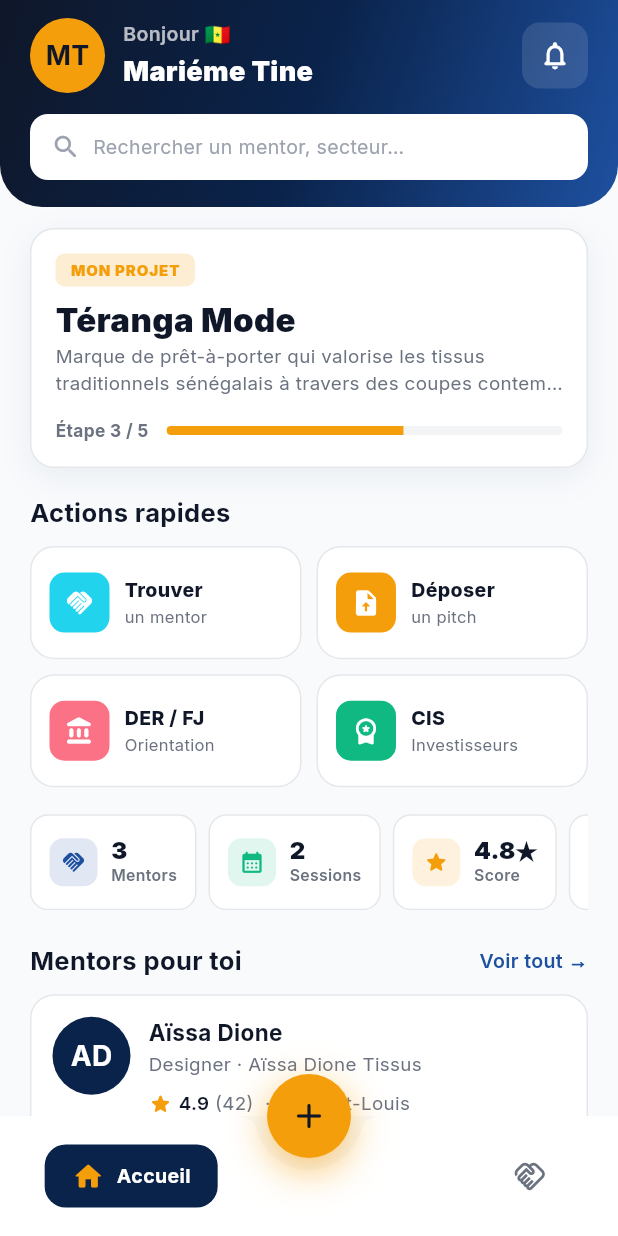
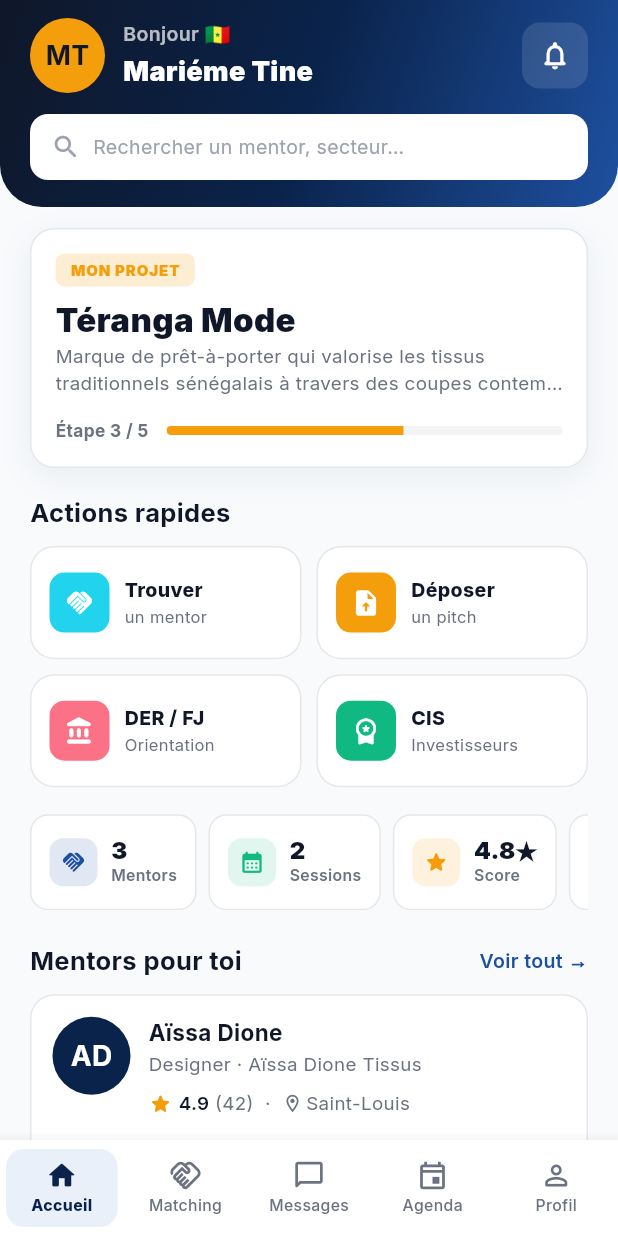
Before and after one commit to Souleymane-Sirima-Mbodj/Diapaler-Africa, a Flutter app: the RootShell screen opened directly, on a phone screen of 412 x 824 dp. Run offline on Flutter 3.47's test engine with Material 3 defaults, Android fonts, the phone set to English and light mode, and no system bars; our stand-ins replace firebase_auth, firebase_core, firebase_database, google_fonts; accounts and stored records are empty.

Commit message:
feat: bottom nav 5 onglets accueil/matching/messages/agenda/profil
Refait la navigation du bas pour matcher la maquette :
- 5 onglets repartis equitablement, icone + label, sans FAB central
- Selection : pill bleu clair derriere l'item actif
- Pages cablees : HomePage, MatchingPage, ProfilePage
- Messages et Agenda : pages placeholder "A venir" avec icone centree
- Suppression du FloatingActionButton "Deposer pitch", sera remis
  ailleurs quand le flow pitch sera reactive

```diff
--- a/lib/screens/coquille_principale.dart
+++ b/lib/screens/coquille_principale.dart
@@ -1,11 +1,10 @@
-// ignore_for_file: unused_import
 import 'package:flutter/material.dart';
 
 import '../theme/theme_app.dart';
 import '../widgets/barre_navigation.dart';
 import 'page_accueil.dart';
 import 'page_matching.dart';
-import 'page_pitch.dart';
+import 'page_profil.dart';
 
 class RootShell extends StatefulWidget {
   const RootShell({super.key});
@@ -20,18 +19,23 @@ class _RootShellState extends State<RootShell> {
   static const _pages = <Widget>[
     HomePage(),
     MatchingPage(),
+    _ComingSoonPage(
+      icon: Icons.chat_bubble_rounded,
+      title: 'Messages',
+      subtitle: 'Discute avec tes mentors et entrepreneurs.\nDisponible bientôt.',
+    ),
+    _ComingSoonPage(
+      icon: Icons.event_rounded,
+      title: 'Agenda',
+      subtitle: 'Retrouve toutes tes sessions planifiées.\nDisponible bientôt.',
+    ),
+    ProfilePage(),
   ];
-
-  void _openPitch() {
-    // TODO: réactiver — Navigator.push(PitchPage)
-  }
 
   @override
   Widget build(BuildContext context) {
     return Scaffold(
       body: IndexedStack(index: _index, children: _pages),
-      floatingActionButtonLocation: FloatingActionButtonLocation.centerDocked,
-      floatingActionButton: _PitchFab(onTap: _openPitch),
       bottomNavigationBar: DiapalerBottomNav(
         currentIndex: _index,
         onTap: (i) => setState(() => _index = i),
@@ -40,31 +44,78 @@ class _RootShellState extends State<RootShell> {
   }
 }
 
-class _PitchFab extends StatelessWidget {
-  final VoidCallback onTap;
-  const _PitchFab({required this.onTap});
+class _ComingSoonPage extends StatelessWidget {
+  final IconData icon;
+  final String title;
+  final String subtitle;
+
+  const _ComingSoonPage({
+    required this.icon,
+    required this.title,
+    required this.subtitle,
+  });
 
   @override
   Widget build(BuildContext context) {
-    return Container(
-      decoration: BoxDecoration(
-        shape: BoxShape.circle,
-        boxShadow: [
-          BoxShadow(
-            color: AppColors.amber.withValues(alpha: 0.6),
-            blurRadius: 22,
-            offset: const Offset(0, 8),
+    return Scaffold(
+      backgroundColor: AppColors.surface,
+      body: SafeArea(
+        child: Padding(
+          padding: const EdgeInsets.symmetric(horizontal: 32, vertical: 24),
+          child: Center(
+            child: Column(
+              mainAxisAlignment: MainAxisAlignment.center,
+              children: [
+                Container(
+                  width: 96,
+                  height: 96,
+                  decoration: const BoxDecoration(
+                    color: AppColors.blueTint,
+                    shape: BoxShape.circle,
+                  ),
+                  child: Icon(icon, color: AppColors.navy, size: 44),
+                ),
+                const SizedBox(height: 22),
+                Text(
+                  title,
+                  style: const TextStyle(
+                    fontSize: 24,
+                    fontWeight: FontWeight.w900,
+                    color: AppColors.navyDeep,
+                  ),
+                ),
+                const SizedBox(height: 10),
+                Text(
+                  subtitle,
+                  textAlign: TextAlign.center,
+                  style: const TextStyle(
+                    fontSize: 14,
+                    color: AppColors.muted,
+                    height: 1.5,
+                  ),
+                ),
+                const SizedBox(height: 18),
+                Container(
+                  padding: const EdgeInsets.symmetric(
+                      horizontal: 14, vertical: 6),
+                  decoration: BoxDecoration(
+                    color: AppColors.amberSoft,
+                    borderRadius: BorderRadius.circular(999),
+                  ),
+                  child: const Text(
+                    'À venir',
+                    style: TextStyle(
+                      fontSize: 11.5,
+                      fontWeight: FontWeight.w800,
+                      color: AppColors.amber,
+                      letterSpacing: 0.6,
+                    ),
+                  ),
+                ),
+              ],
+            ),
           ),
-        ],
-      ),
-      child: FloatingActionButton(
-        onPressed: onTap,
-        backgroundColor: AppColors.amber,
-        foregroundColor: AppColors.navyDeep,
-        elevation: 0,
-        shape: const CircleBorder(),
-        tooltip: 'Déposer un pitch',
-        child: const Icon(Icons.add_rounded, size: 28),
+        ),
       ),
     );
   }
--- a/lib/widgets/barre_navigation.dart
+++ b/lib/widgets/barre_navigation.dart
@@ -22,33 +22,44 @@ class DiapalerBottomNav extends StatelessWidget {
       active: Icons.handshake_rounded,
       label: 'Matching',
     ),
+    _NavItem(
+      icon: Icons.chat_bubble_outline_rounded,
+      active: Icons.chat_bubble_rounded,
+      label: 'Messages',
+    ),
+    _NavItem(
+      icon: Icons.event_outlined,
+      active: Icons.event_rounded,
+      label: 'Agenda',
+    ),
+    _NavItem(
+      icon: Icons.person_outline_rounded,
+      active: Icons.person_rounded,
+      label: 'Profil',
+    ),
   ];
 
   @override
   Widget build(BuildContext context) {
-    return BottomAppBar(
+    return Material(
       color: Colors.white,
       elevation: 8,
-      padding: EdgeInsets.zero,
-      shape: const CircularNotchedRectangle(),
-      notchMargin: 8,
+      child: SafeArea(
+        top: false,
         child: SizedBox(
-        height: 60,
+          height: 64,
           child: Row(
             mainAxisAlignment: MainAxisAlignment.spaceAround,
-          children: [
-            _NavButton(
-              item: _items[0],
-              selected: currentIndex == 0,
-              onTap: () => onTap(0),
+            children: List.generate(_items.length, (i) {
+              return Expanded(
+                child: _NavButton(
+                  item: _items[i],
+                  selected: currentIndex == i,
+                  onTap: () => onTap(i),
                 ),
-            const SizedBox(width: 60), // place du FAB
-            _NavButton(
-              item: _items[1],
-              selected: currentIndex == 1,
-              onTap: () => onTap(1),
+              );
+            }),
           ),
-          ],
         ),
       ),
     );
@@ -68,39 +79,39 @@ class _NavButton extends StatelessWidget {
 
   @override
   Widget build(BuildContext context) {
+    final color = selected ? AppColors.navy : AppColors.muted;
     return MouseRegion(
       cursor: SystemMouseCursors.click,
       child: GestureDetector(
         onTap: onTap,
         behavior: HitTestBehavior.opaque,
         child: AnimatedContainer(
-          duration: const Duration(milliseconds: 220),
+          duration: const Duration(milliseconds: 200),
           curve: Curves.easeOutCubic,
-          padding:
-              const EdgeInsets.symmetric(horizontal: 18, vertical: 10),
+          margin: const EdgeInsets.symmetric(horizontal: 4, vertical: 6),
           decoration: BoxDecoration(
-            color: selected ? AppColors.navy : Colors.transparent,
-            borderRadius: BorderRadius.circular(14),
+            color: selected
+                ? AppColors.blueTint.withValues(alpha: 0.6)
+                : Colors.transparent,
+            borderRadius: BorderRadius.circular(12),
           ),
-          child: Row(
-            mainAxisSize: MainAxisSize.min,
+          child: Column(
+            mainAxisAlignment: MainAxisAlignment.center,
             children: [
               Icon(
                 selected ? item.active : item.icon,
-                color: selected ? AppColors.amber : AppColors.muted,
+                color: color,
                 size: 22,
               ),
-              if (selected) ...[
-                const SizedBox(width: 8),
+              const SizedBox(height: 2),
               Text(
                 item.label,
-                  style: const TextStyle(
-                    color: Colors.white,
-                    fontWeight: FontWeight.w700,
-                    fontSize: 13,
+                style: TextStyle(
+                  color: color,
+                  fontWeight: selected ? FontWeight.w800 : FontWeight.w500,
+                  fontSize: 10.5,
                 ),
               ),
-              ],
             ],
           ),
         ),
```
Lines whose indentation alone changed are shown as unchanged.
